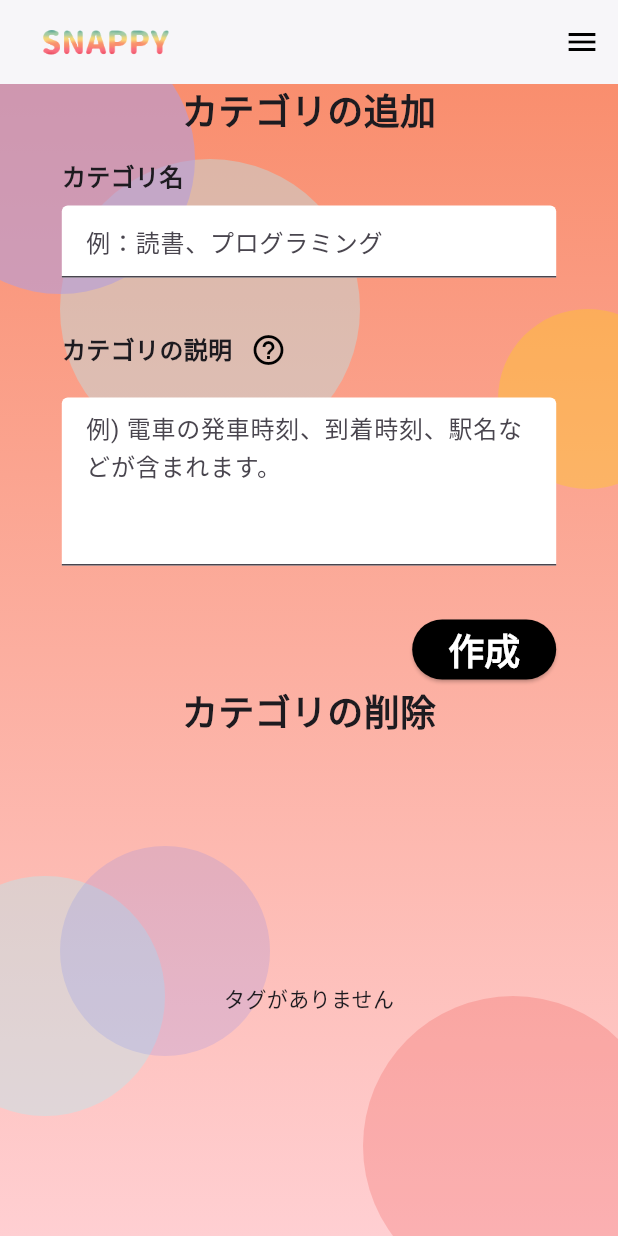
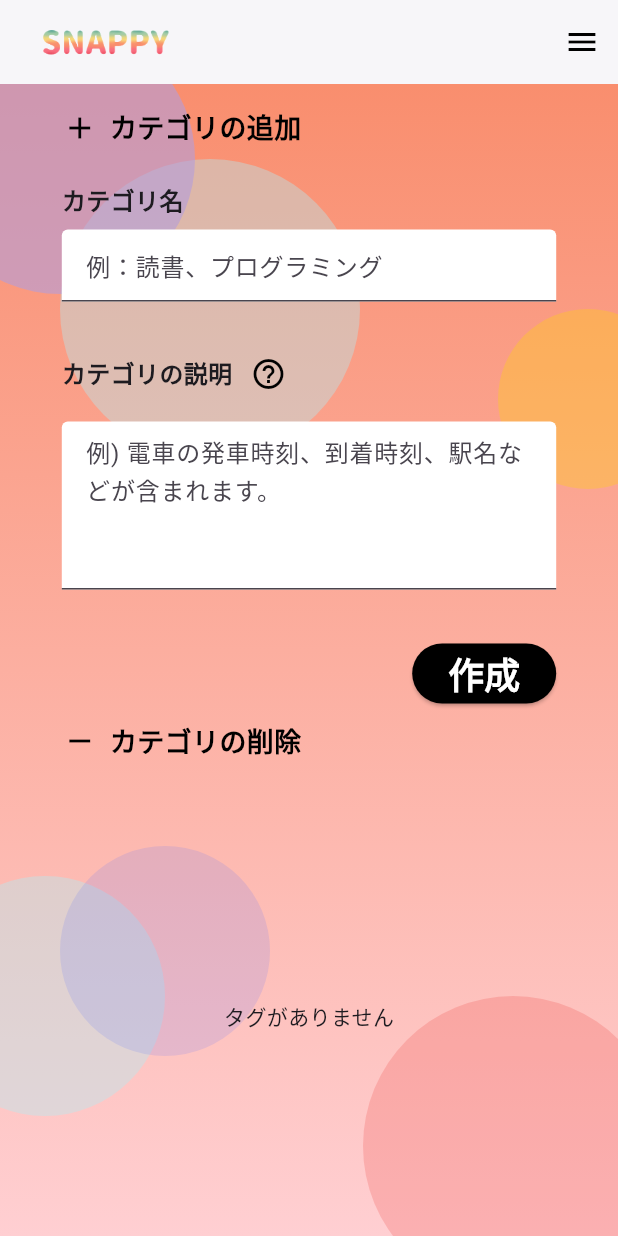
Before and after one commit to suke-0612/SNAPPY, a Flutter app: the Settings widget shown alone on an empty page, opened directly, on a phone screen of 412 x 824 dp. Run offline on Flutter 3.47's test engine with Material 3 defaults, Android fonts, the phone set to English and light mode, and no system bars; our stand-ins replace isar; missing offline and left inert: photo_manager; accounts and stored records are empty; generated files the repository leaves out were written again.

Commit message:
UI調整

```diff
--- a/lib/pages/settings.dart
+++ b/lib/pages/settings.dart
@@ -13,15 +13,48 @@ class Settings extends StatelessWidget {
             child: Center(
               child: Column(
                 children: [
-                  Text(
-                    'カテゴリの追加',
-                    style: TextStyle(fontWeight: FontWeight.bold, fontSize: 24),
+                  Padding(padding: const EdgeInsets.only(top: 8.0)),
+                  Container(
+                    margin: const EdgeInsets.symmetric(
+                        horizontal: 20.0, vertical: 8.0),
+                    alignment: Alignment.centerLeft,
+                    width: MediaQuery.of(context).size.width * 0.8,
+                    child: Row(
+                      children: [
+                        const Icon(Icons.add, color: Colors.black),
+                        const SizedBox(width: 8),
+                        Text(
+                          'カテゴリの追加',
+                          style: const TextStyle(
+                            color: Colors.black,
+                            fontSize: 18,
+                            fontWeight: FontWeight.bold,
+                          ),
+                        ),
+                      ],
+                    ),
                   ),
                   SizedBox(height: 16.0),
                   AddCategoryForm(),
-                  Text(
-                    'カテゴリの削除',
-                    style: TextStyle(fontWeight: FontWeight.bold, fontSize: 24),
+                  Container(
+                    margin: const EdgeInsets.symmetric(
+                        horizontal: 20.0, vertical: 8.0),
+                    alignment: Alignment.centerLeft,
+                    width: MediaQuery.of(context).size.width * 0.8,
+                    child: Row(
+                      children: [
+                        const Icon(Icons.remove, color: Colors.black),
+                        const SizedBox(width: 8),
+                        Text(
+                          'カテゴリの削除',
+                          style: const TextStyle(
+                            color: Colors.black,
+                            fontSize: 18,
+                            fontWeight: FontWeight.bold,
+                          ),
+                        ),
+                      ],
+                    ),
                   ),
                   SizedBox(height: 16.0),
                   Expanded(child: DeleteCategory())
--- a/lib/pages/want_list.dart
+++ b/lib/pages/want_list.dart
@@ -277,12 +277,12 @@ class _WantListState extends State<WantList> {
             alignment: Alignment.centerLeft,
             child: Row(
               children: [
-                const Icon(Icons.inventory_2, color: Colors.white),
+                const Icon(Icons.inventory_2, color: Colors.black),
                 const SizedBox(width: 8),
                 Text(
                   '欲しいものリスト (${_filteredItems.length}件)',
                   style: const TextStyle(
-                    color: Colors.white,
+                    color: Colors.black,
                     fontSize: 18,
                     fontWeight: FontWeight.bold,
                   ),
```
